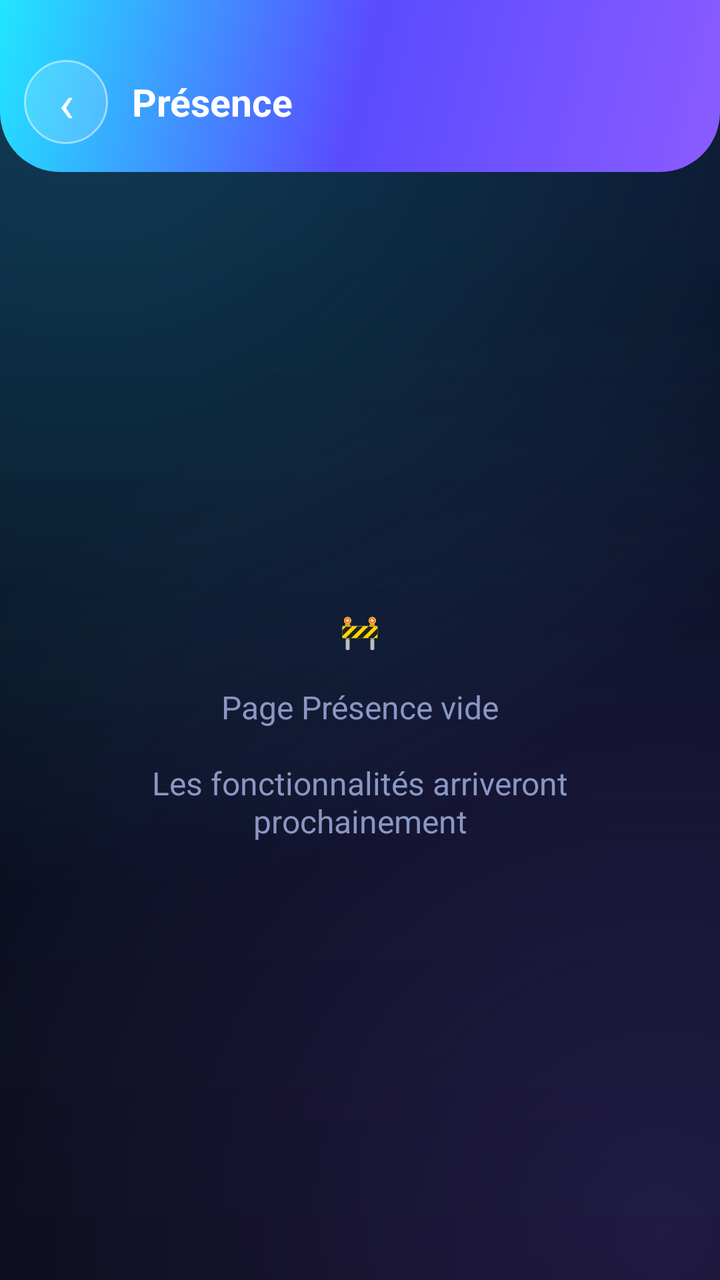
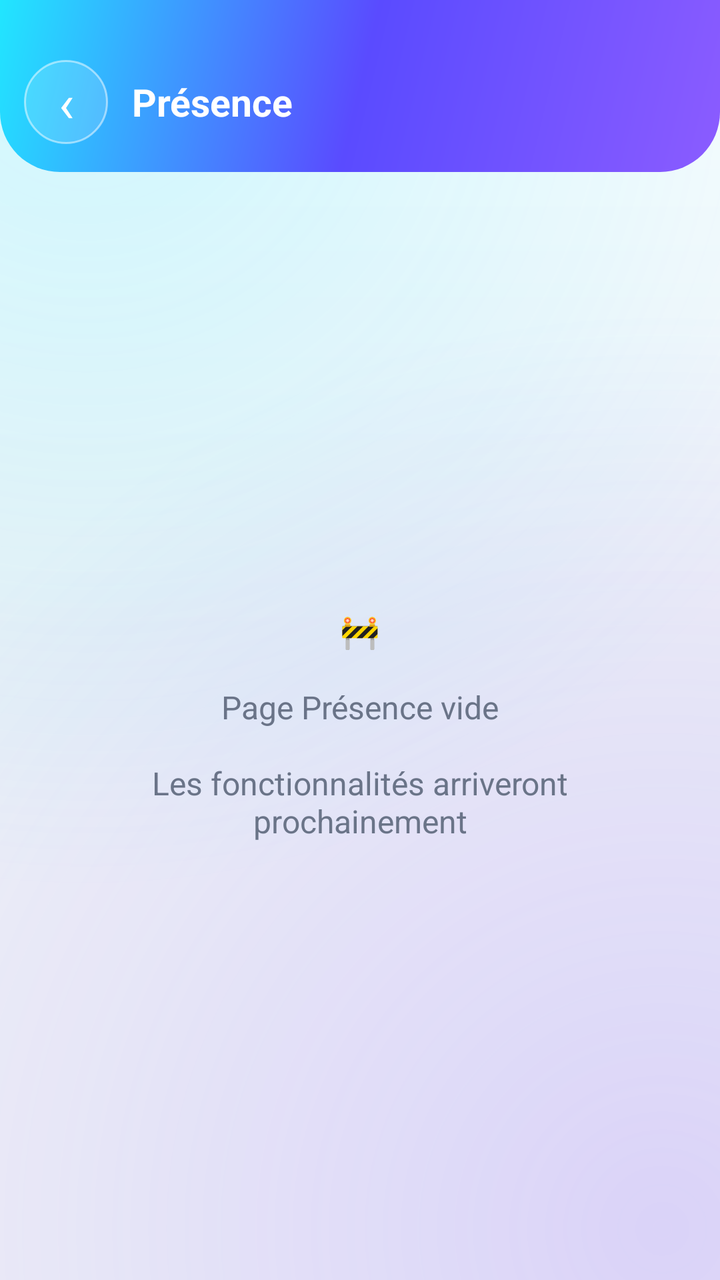

Two renders of the same Android screen: before a commit and after it. Below are the layout's source before the change and the commit's diff.
<!-- AndroidManifest.xml: application theme Theme.AluManager -->
<!-- res/layout/activity_presence.xml -->
<?xml version="1.0" encoding="utf-8"?>
<LinearLayout xmlns:android="http://schemas.android.com/apk/res/android"
    android:layout_width="match_parent"
    android:layout_height="match_parent"
    android:background="@drawable/bg_space"
    android:orientation="vertical">

    <LinearLayout
        android:layout_width="match_parent"
        android:layout_height="wrap_content"
        android:background="@drawable/hero_bg"
        android:gravity="center_vertical"
        android:orientation="horizontal"
        android:paddingHorizontal="12dp"
        android:paddingTop="30dp"
        android:paddingBottom="14dp">

        <TextView
            android:id="@+id/btnBack"
            android:layout_width="42dp"
            android:layout_height="42dp"
            android:background="@drawable/avatar_circle"
            android:gravity="center"
            android:text="‹"
            android:textColor="#FFFFFF"
            android:textSize="26sp" />

        <TextView
            android:layout_width="0dp"
            android:layout_height="wrap_content"
            android:layout_marginStart="12dp"
            android:layout_weight="1"
            android:text="Présence"
            android:textColor="#FFFFFF"
            android:textSize="19sp"
            android:textStyle="bold" />
    </LinearLayout>

    <TextView
        android:layout_width="match_parent"
        android:layout_height="0dp"
        android:layout_weight="1"
        android:gravity="center"
        android:padding="24dp"
        android:text="🚧\n\nPage Présence vide\n\nLes fonctionnalités arriveront prochainement"
        android:textColor="#8A97C2"
        android:textSize="16sp" />

</LinearLayout>
<!-- resources referenced by this layout -->
<resources>
  <!-- drawable avatar_circle (drawable) -->
  <?xml version="1.0" encoding="utf-8"?>
  <shape xmlns:android="http://schemas.android.com/apk/res/android" android:shape="oval">
      <solid android:color="#26FFFFFF" />
      <stroke android:width="1dp" android:color="#80FFFFFF" />
  </shape>
  <!-- drawable bg_space (drawable) -->
  <?xml version="1.0" encoding="utf-8"?>
  <layer-list xmlns:android="http://schemas.android.com/apk/res/android">
      <item>
          <shape android:shape="rectangle">
              <gradient
                  android:angle="270"
                  android:startColor="#0C1430"
                  android:centerColor="#080E1F"
                  android:endColor="#060912" />
          </shape>
      </item>
      
      <item>
          <shape android:shape="rectangle">
              <gradient
                  android:type="radial"
                  android:centerX="0.12"
                  android:centerY="0.04"
                  android:gradientRadius="420dp"
                  android:startColor="#3321E6FF"
                  android:endColor="#0021E6FF" />
          </shape>
      </item>
      
      <item>
          <shape android:shape="rectangle">
              <gradient
                  android:type="radial"
                  android:centerX="0.92"
                  android:centerY="0.96"
                  android:gradientRadius="460dp"
                  android:startColor="#338B5CFF"
                  android:endColor="#008B5CFF" />
          </shape>
      </item>
  </layer-list>
  <!-- drawable hero_bg (drawable) -->
  <?xml version="1.0" encoding="utf-8"?>
  <shape xmlns:android="http://schemas.android.com/apk/res/android" android:shape="rectangle">
      <gradient
          android:angle="135"
          android:startColor="#8B5CFF"
          android:centerColor="#5A4BFF"
          android:endColor="#21E6FF" />
      <corners
          android:bottomLeftRadius="30dp"
          android:bottomRightRadius="30dp" />
  </shape>
  <style name="Theme.AluManager" parent="Theme.MaterialComponents.NoActionBar">
          <item name="colorPrimary">@color/neon_violet</item>
          <item name="colorPrimaryVariant">@color/neon_cyan</item>
          <item name="colorOnPrimary">#08101F</item>
          <item name="colorAccent">@color/neon_cyan</item>
          <item name="android:windowBackground">@color/bg_deep</item>
          <item name="android:statusBarColor">@android:color/transparent</item>
          <item name="android:navigationBarColor">@color/bg_deep</item>
          <item name="android:windowLightStatusBar">false</item>
          <item name="android:colorBackground">@color/bg_deep</item>
      </style>
  <color name="neon_violet">#8B5CFF</color>
  <color name="neon_cyan">#21E6FF</color>
  <color name="bg_deep">#060912</color>
</resources>

<!-- the commit's change to res/layout/activity_presence.xml (unified diff, before → after) -->
@@ -43,7 +43,7 @@
         android:gravity="center"
         android:padding="24dp"
         android:text="🚧\n\nPage Présence vide\n\nLes fonctionnalités arriveront prochainement"
-        android:textColor="#8A97C2"
+        android:textColor="#6A7488"
         android:textSize="16sp" />
 
 </LinearLayout>
<!-- resource entries referenced after the edit -->
@@ -13,9 +13,9 @@
           <shape android:shape="rectangle">
               <gradient
                   android:angle="270"
-                  android:startColor="#0C1430"
-                  android:centerColor="#080E1F"
-                  android:endColor="#060912" />
+                  android:startColor="#FFFFFF"
+                  android:centerColor="#EEF1F7"
+                  android:endColor="#EEF1F7" />
           </shape>
       </item>
       
@@ -55,7 +55,7 @@
           android:bottomLeftRadius="30dp"
           android:bottomRightRadius="30dp" />
   </shape>
-  <style name="Theme.AluManager" parent="Theme.MaterialComponents.NoActionBar">
+  <style name="Theme.AluManager" parent="Theme.MaterialComponents.Light.NoActionBar">
           <item name="colorPrimary">@color/neon_violet</item>
           <item name="colorPrimaryVariant">@color/neon_cyan</item>
           <item name="colorOnPrimary">#08101F</item>
@@ -63,11 +63,11 @@
           <item name="android:windowBackground">@color/bg_deep</item>
           <item name="android:statusBarColor">@android:color/transparent</item>
           <item name="android:navigationBarColor">@color/bg_deep</item>
-          <item name="android:windowLightStatusBar">false</item>
+          <item name="android:windowLightStatusBar">true</item>
           <item name="android:colorBackground">@color/bg_deep</item>
       </style>
   <color name="neon_violet">#8B5CFF</color>
   <color name="neon_cyan">#21E6FF</color>
-  <color name="bg_deep">#060912</color>
+  <color name="bg_deep">#EEF1F7</color>
 </resources>
 
